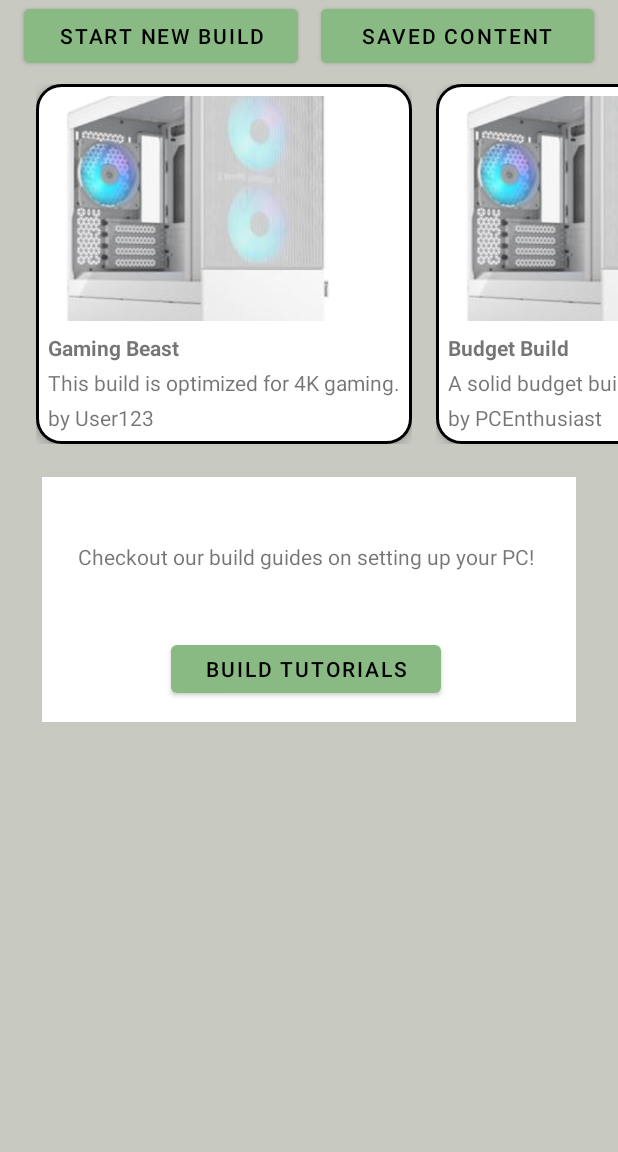
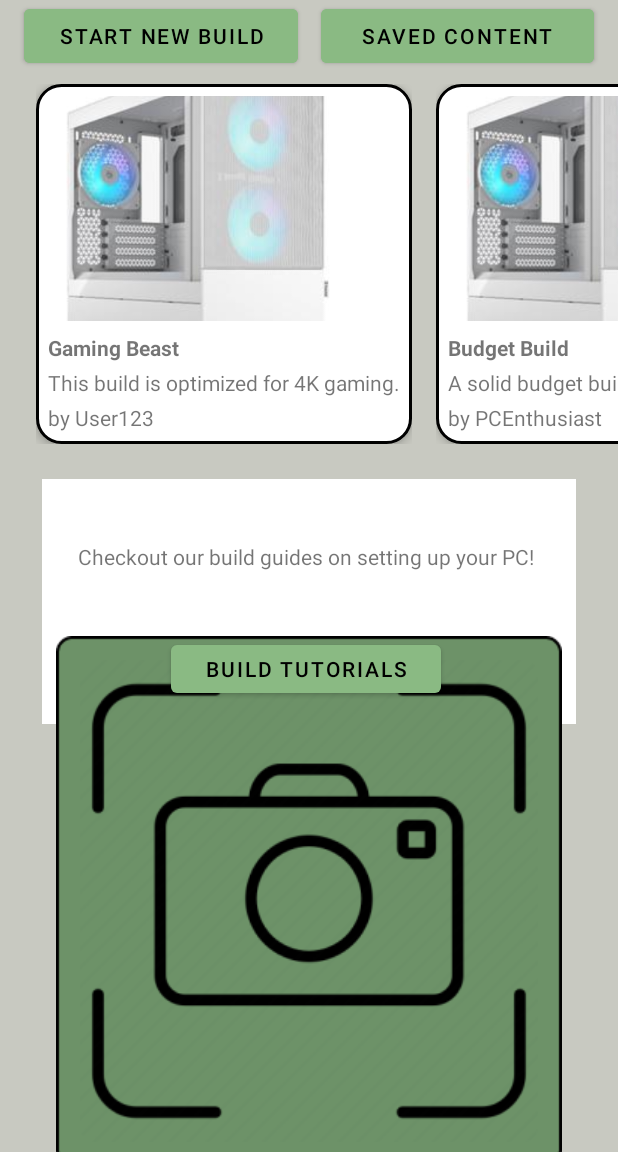
Before and after one commit to ekassz/PieceItPC, an Android app: the HomeScreenFragment screen opened through its navigation route, after a tap on "PLACEHOLDER", on a phone screen of 412 x 824 dp, the part 84-1236 px from its top. Run offline under Robolectric (Android 15) with nearby library versions, the light colour scheme and no system bars; 3 other taps on this screen came first.

Commit message:
updating + cleaning

```diff
--- a/app/src/main/java/com/cs407/pieceitpc/HomeScreenFragment.kt
+++ b/app/src/main/java/com/cs407/pieceitpc/HomeScreenFragment.kt
@@ -7,6 +7,7 @@ import android.view.MenuInflater
 import android.view.MenuItem
 import android.view.View
 import android.view.ViewGroup
+import android.widget.Button
 import android.widget.Toast
 import androidx.appcompat.app.AppCompatActivity
 import androidx.fragment.app.Fragment
@@ -20,6 +21,9 @@ class HomeScreenFragment : Fragment() {
 
      private lateinit var cardRecyclerView: RecyclerView
      private lateinit var cardAdapter: CardAdapter
+     private lateinit var startNewBuild: Button
+     private lateinit var savedContent: Button
+     private lateinit var buildTuts: Button
 
      override fun onCreate(savedInstanceState: Bundle?) {
          super.onCreate(savedInstanceState)
@@ -52,6 +56,21 @@ class HomeScreenFragment : Fragment() {
         cardAdapter = CardAdapter(sampleBuilds)
         cardRecyclerView.adapter = cardAdapter
 
+        startNewBuild = view.findViewById(R.id.newBuild)
+        savedContent = view.findViewById(R.id.savedContent)
+        buildTuts = view.findViewById(R.id.tutorials)
+
+        startNewBuild.setOnClickListener {
+            findNavController().navigate(R.id.newBuild)
+        }
+
+        buildTuts.setOnClickListener {
+            findNavController().navigate(R.id.homeScreen_to_buildHighlights)
+        }
+        savedContent.setOnClickListener{
+            findNavController().navigate(R.id.savedContent)
+        }
+
         return view
     }
 
--- a/app/src/main/java/com/cs407/pieceitpc/PCBuildHighlights.kt
+++ b/app/src/main/java/com/cs407/pieceitpc/PCNewBuild.kt
@@ -4,13 +4,12 @@ import android.os.Bundle
 import androidx.fragment.app.Fragment
 import android.view.LayoutInflater
 import android.view.View
-import android.view.View.OnClickListener
 import android.view.ViewGroup
 import androidx.activity.OnBackPressedCallback
 import androidx.navigation.fragment.findNavController
 
 
-class PCBuildHighlights : Fragment() {
+class PCNewBuild : Fragment() {
 
     override fun onCreate(savedInstanceState: Bundle?) {
         super.onCreate(savedInstanceState)
@@ -23,7 +22,7 @@ class PCBuildHighlights : Fragment() {
         //show back button
         setupBackNavigation()
         // Inflate the layout for this fragment
-        return inflater.inflate(R.layout.fragment_p_c_build_highlights, container, false)
+        return inflater.inflate(R.layout.fragment_new_build, container, false)
     }
 
     //might not be right but starting here
--- a/app/src/main/res/layout/fragment_home_screen.xml
+++ b/app/src/main/res/layout/fragment_home_screen.xml
@@ -1,23 +1,31 @@
 <?xml version="1.0" encoding="utf-8"?>
-<androidx.constraintlayout.widget.ConstraintLayout xmlns:android="http://schemas.android.com/apk/res/android"
+<ScrollView xmlns:android="http://schemas.android.com/apk/res/android"
     xmlns:app="http://schemas.android.com/apk/res-auto"
     xmlns:tools="http://schemas.android.com/tools"
     android:layout_width="match_parent"
     android:layout_height="match_parent"
-    android:background="@color/colorBackground">
+    android:background="@color/colorBackground"
+    android:fillViewport="true">
+
+    <androidx.constraintlayout.widget.ConstraintLayout
+        android:layout_width="match_parent"
+        android:layout_height="wrap_content">
 
         <com.google.android.material.appbar.MaterialToolbar
             android:id="@+id/toolbar"
-        android:layout_width="match_parent"
-        android:layout_height="?attr/actionBarSize"
+            android:layout_width="0dp"
+            android:layout_height="0dp"
+            android:layout_marginBottom="424dp"
             android:background="@color/greenDark"
             android:title="@string/app_name"
             app:contentInsetStart="15dp"
             app:contentInsetStartWithNavigation="15dp"
+            app:layout_constraintBottom_toTopOf="@+id/imageView3"
+            app:layout_constraintEnd_toEndOf="parent"
+            app:layout_constraintStart_toStartOf="parent"
+            app:layout_constraintTop_toTopOf="parent"
             app:menu="@menu/profile_menu"
-        app:navigationIcon="@drawable/small_app_icon"
-        tools:layout_editor_absoluteX="-16dp"
-        tools:layout_editor_absoluteY="0dp" />
+            app:navigationIcon="@drawable/small_app_icon" />
 
         <Button
             android:id="@+id/newBuild"
@@ -67,27 +75,28 @@
             android:layout_width="356dp"
             android:layout_height="163dp"
             android:layout_marginStart="28dp"
-        android:layout_marginTop="14dp"
+            android:layout_marginTop="15dp"
             android:layout_marginEnd="28dp"
             android:background="@color/white"
             app:layout_constraintEnd_toEndOf="parent"
+            app:layout_constraintHorizontal_bias="0.0"
             app:layout_constraintStart_toStartOf="parent"
             app:layout_constraintTop_toBottomOf="@+id/recyclerView" />
 
         <TextView
-        android:id="@+id/textView2"
+            android:id="@+id/tutorialheader"
             android:layout_width="wrap_content"
             android:layout_height="wrap_content"
             android:layout_marginStart="24dp"
             android:layout_marginBottom="25dp"
             android:text="Checkout our build guides on setting up your PC!"
-        app:layout_constraintBottom_toTopOf="@+id/button"
+            app:layout_constraintBottom_toTopOf="@+id/tutorials"
             app:layout_constraintStart_toStartOf="@+id/view"
             app:layout_constraintTop_toBottomOf="@+id/recyclerView"
             app:layout_constraintVertical_bias="0.758" />
 
         <Button
-        android:id="@+id/button"
+            android:id="@+id/tutorials"
             android:layout_width="0dp"
             android:layout_height="44dp"
             android:layout_marginStart="62dp"
@@ -96,11 +105,22 @@
             android:layout_marginEnd="62dp"
             android:text="Build Tutorials"
             android:textColor="@color/black"
-        app:layout_constraintEnd_toEndOf="@id/textView2"
-        app:layout_constraintStart_toStartOf="@id/textView2"
+            app:layout_constraintEnd_toEndOf="@id/tutorialheader"
+            app:layout_constraintStart_toStartOf="@id/tutorialheader"
             app:layout_constraintTop_toBottomOf="@+id/recyclerView" />
 
-    />
+        <ImageView
+            android:id="@+id/imageView3"
+            android:layout_width="wrap_content"
+            android:layout_height="wrap_content"
+            android:layout_marginTop="30dp"
+            app:layout_constraintBottom_toBottomOf="parent"
+            app:layout_constraintEnd_toEndOf="parent"
+            app:layout_constraintStart_toStartOf="parent"
+            app:layout_constraintTop_toBottomOf="@+id/view"
+            app:layout_constraintVertical_bias="1.0"
+            app:srcCompat="@drawable/scan_icon" />
 
 
     </androidx.constraintlayout.widget.ConstraintLayout>
+</ScrollView>
--- a/app/src/main/res/layout/fragment_p_c_build_highlights.xml
+++ b/app/src/main/res/layout/fragment_new_build.xml
@@ -4,7 +4,7 @@
     xmlns:tools="http://schemas.android.com/tools"
     android:layout_width="match_parent"
     android:layout_height="match_parent"
-    tools:context=".PCBuildHighlights">
+    tools:context=".PCNewBuild">
 
     <TextView
         android:id="@+id/textView"
--- a/app/src/main/res/navigation/nav_graph.xml
+++ b/app/src/main/res/navigation/nav_graph.xml
@@ -12,16 +12,49 @@
         <action
             android:id="@+id/homeScreen_to_buildHighlights"
             app:destination="@id/build_highlights"
-            app:popUpTo="@id/home_screen"
-            app:popUpToInclusive="true"/>
+            />
+
+        <action
+            android:id="@+id/newBuild"
+            app:destination="@id/newBuild"
+            />
+
+        <action
+            android:id="@+id/savedContent"
+            app:destination="@id/savedContent"
+            />
     </fragment>
 
     <fragment
         android:id="@+id/build_highlights"
-        android:name="com.cs407.pieceitpc.ScanPart"
-        android:label="@string/home_screen"
-        tools:layout="@layout/fragment_home_screen">
+        android:name="com.cs407.pieceitpc.PCTutorialHighlights"
+        android:label="@string/build_highlights"
+        tools:layout="@layout/fragment_p_c_tutorial_highlights">
+        <action
+            android:id="@+id/action_build_highlights_to_home_screen"
+            app:destination="@id/home_screen" />
     </fragment>
+
+    <fragment
+        android:id="@+id/newBuild"
+        android:name="com.cs407.pieceitpc.PCNewBuild"
+        android:label="@string/newBuild"
+        tools:layout="@layout/fragment_new_build" >
+        <action
+            android:id="@+id/action_newBuild_to_home_screen"
+            app:destination="@id/home_screen" />
+    </fragment>
+
+    <fragment
+        android:id="@+id/savedContent"
+        android:name="com.cs407.pieceitpc.SavedContent"
+        android:label="@string/newBuild"
+        tools:layout="@layout/fragment_saved_content" >
+        <action
+            android:id="@+id/action_savedContent_to_home_screen"
+            app:destination="@id/home_screen" />
+    </fragment>
+
 
     <fragment
         android:id="@+id/loginFragment"
```
Also changed, not shown: app/src/main/java/com/cs407/pieceitpc/CreateAccount.kt (+46 -13 lines), app/src/main/java/com/cs407/pieceitpc/LoginFragment.kt (+0 -14 lines), app/src/main/java/com/cs407/pieceitpc/SavedContent.kt (added, +59 -0 lines), app/src/main/res/layout/fragment_create_account.xml (+16 -7 lines), app/src/main/res/layout/fragment_login_or_guest.xml (+4 -4 lines), app/src/main/res/layout/fragment_saved_content.xml (added, +16 -0 lines), app/src/main/res/layout/toolbar_layout.xml (added, +13 -0 lines), app/src/main/res/drawable/back.png, app/src/main/res/drawable/scan_icon.png (added). Lines whose indentation alone changed are shown as unchanged.
